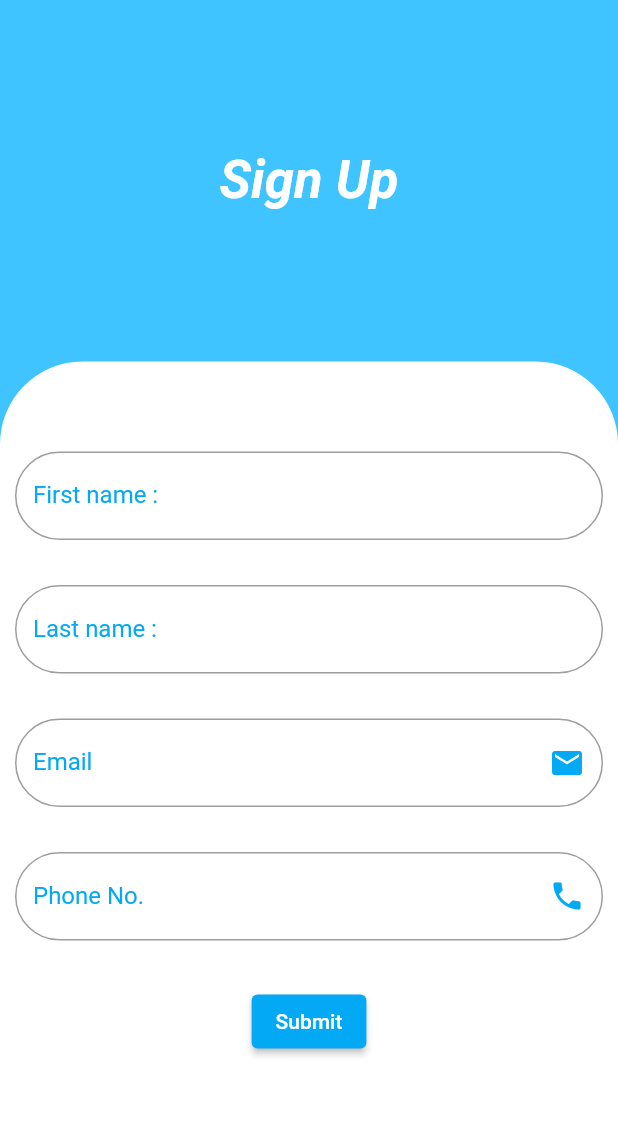
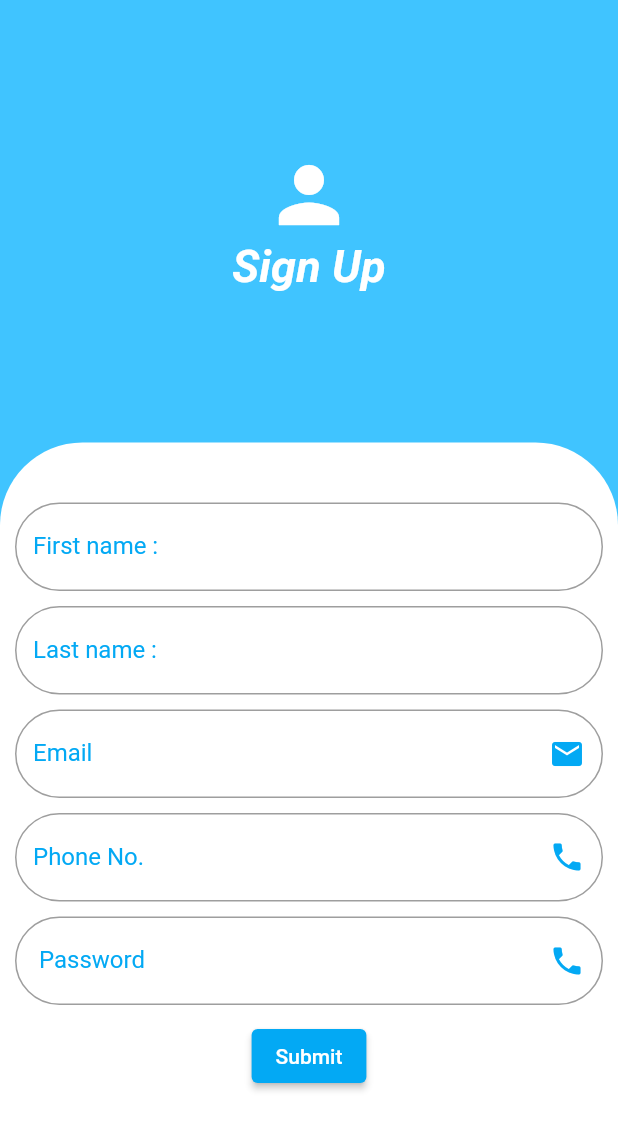
Before and after one commit to xlayertraining/july21group9, a Flutter app: the MyWidget screen opened directly, on a phone screen of 412 x 824 dp. Shown: the top 1130 px of the screen. Run offline on Flutter 3.47's test engine with Material 2 defaults, Android fonts, the phone set to English and light mode, and no system bars; our stand-ins replace auto_animated, curved_navigation_bar, dio, flutter_easyloading, flutter_image_compress, fluttertoast and 3 more; missing offline and left inert: comment_box; accounts and stored records are empty; network calls fail.

Commit message:
small modifications are made in most of the pages to make UI look better.
Signed-off-by: Samyadeep Saha <sahasamyadeep@gmail.com>

```diff
--- a/application/news_flix/lib/CreatePost.dart
+++ b/application/news_flix/lib/CreatePost.dart
@@ -93,7 +93,7 @@ class _AppImagePickerState extends State<AppImagePicker> {
                     child: Row(
                       children: <Widget>[
                         Icon(Icons.filter_3),
-                        Text('Item 3'),
+                        Text('International'),
                       ],
                     ),
                     value: 'International',
--- a/application/news_flix/lib/LikersPage.dart
+++ b/application/news_flix/lib/LikersPage.dart
@@ -10,12 +10,12 @@ class Likers extends StatelessWidget {
         toolbarHeight: 60,
         title: Text('Liked By'),
         backgroundColor: Colors.deepPurpleAccent.shade200,
-
       ),
       body: LikedBy(),
     );
   }
 }
+
 class LikedBy extends StatefulWidget {
   const LikedBy({Key? key}) : super(key: key);
 
--- a/application/news_flix/lib/SignUp.dart
+++ b/application/news_flix/lib/SignUp.dart
@@ -61,17 +61,21 @@ class _MyWidgetState extends State<MyWidget> {
                       padding: EdgeInsets.only(
                     top: 80,
                   )),
+                          Icon(Icons.person,
+                            color: Colors.white,
+                          size: 60,
+                          ),
                   Text(
                     "Sign Up",
                     style: TextStyle(
-                        fontSize: 35.0,
+                        fontSize: 30.0,
                         fontStyle: FontStyle.italic,
                         color: Colors.white,
                         fontWeight: FontWeight.bold),
                   ),
                   Expanded(
                       child: Container(
-                        padding: EdgeInsets.fromLTRB(10, 30, 10, 10),
+                        padding: EdgeInsets.fromLTRB(10, 10, 10, 10),
                         child: Column(
                           children: [
 
@@ -90,7 +94,7 @@ class _MyWidgetState extends State<MyWidget> {
                         )
                               ),
                             SizedBox(
-                              height: 30,
+                              height: 10,
                             ),
                             TextField(
                                 decoration: InputDecoration(
@@ -102,7 +106,7 @@ class _MyWidgetState extends State<MyWidget> {
                                 )
                             ),
                             SizedBox(
-                              height: 30,
+                              height: 10,
                             ),
                             TextField(
                                 decoration: InputDecoration(
@@ -115,7 +119,7 @@ class _MyWidgetState extends State<MyWidget> {
                                 )
                             ),
                             SizedBox(
-                              height: 30,
+                              height: 10,
                             ),
                             TextField(
                                 decoration: InputDecoration(
@@ -128,7 +132,20 @@ class _MyWidgetState extends State<MyWidget> {
                                 )
                             ),
                             SizedBox(
-                              height: 30,
+                              height: 10,
+                            ),
+                            TextField(
+                                decoration: InputDecoration(
+                                  labelText: " Password ",
+                                  labelStyle: TextStyle(color: Colors.lightBlue),
+                                  suffixIcon: Icon(Icons.phone, color: Colors.lightBlue),
+                                  border: OutlineInputBorder(
+                                    borderRadius: BorderRadius.circular(40.0),
+                                  ),
+                                )
+                            ),
+                            SizedBox(
+                              height: 10,
                             ),
                             ElevatedButton(
                               onPressed: () {
--- a/application/news_flix/lib/SplashScreen.dart
+++ b/application/news_flix/lib/SplashScreen.dart
@@ -7,7 +7,7 @@ import 'package:untitled2/config/configuration.dart';
 import 'package:untitled2/Homepage.dart';
 
 import 'package:untitled2/sign_in_page.dart';
-import 'package:flutter_easyloading/flutter_easyloading.dart';
+// import 'package:flutter_easyloading/flutter_easyloading.dart';
 class SplashScreen extends StatelessWidget {
 
 // class SplashScreen extends EasyLoadingAnimation {
```
Also changed, not shown: application/news_flix/lib/CommentPage.dart (+18 -14 lines), application/news_flix/lib/Homepage.dart (+79 -80 lines), application/news_flix/lib/ListWidget.dart (+26 -29 lines), application/news_flix/lib/ProfilePage.dart (+31 -13 lines), application/news_flix/lib/util/toast_util.dart (+4 -4 lines), application/news_flix/pubspec.yaml (+10 -2 lines), application/news_flix/pubspec.lock.
